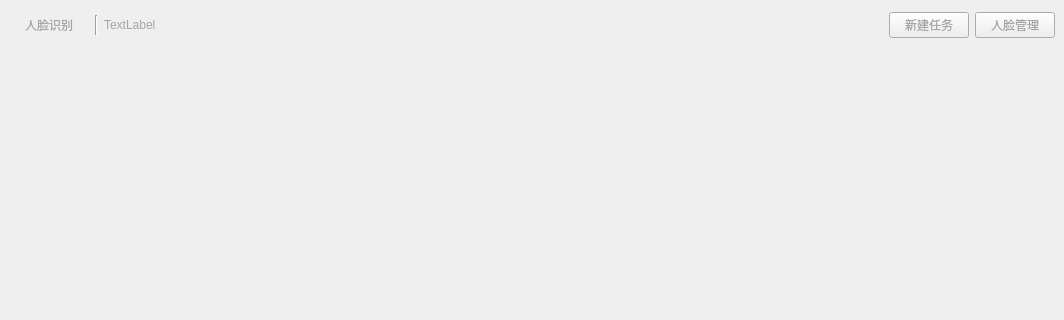
Meydan-ZHOU/smileSystem, file app/ui/FaceUI.ui: the form before one commit; both pictures show x 0 to 1064 and y 0 to 320 of the 1064 by 729 pixel window.
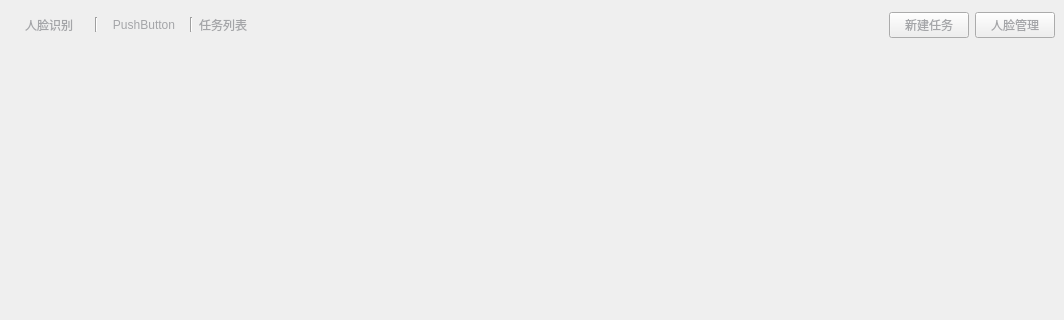
The form after the commit.

Commit message: widget layout change to QStackedWidget layout

The edit to the form file:
```diff
--- a/app/ui/FaceUI.ui
+++ b/app/ui/FaceUI.ui
@@ -16,7 +16,7 @@
   <property name="styleSheet">
    <string notr="true">color:#a4a5a8;</string>
   </property>
-  <layout class="QGridLayout" name="gridLayout_2">
+  <layout class="QVBoxLayout" name="verticalLayout">
    <property name="leftMargin">
     <number>0</number>
    </property>
@@ -29,12 +29,7 @@
    <property name="bottomMargin">
     <number>0</number>
    </property>
-   <property name="spacing">
-    <number>0</number>
-   </property>
-   <item row="0" column="0">
-    <layout class="QGridLayout" name="gridLayout">
-     <item row="0" column="0">
+   <item>
       <widget class="QWidget" name="widget_top" native="true">
        <property name="maximumSize">
         <size>
@@ -61,7 +56,7 @@
           <property name="maximumSize">
            <size>
             <width>16777215</width>
-            <height>20</height>
+          <height>15</height>
            </size>
           </property>
           <property name="orientation">
@@ -70,20 +65,46 @@
          </widget>
         </item>
         <item>
-         <widget class="QLabel" name="label">
+       <widget class="QPushButton" name="pushButton_second_back">
+        <property name="cursor">
+         <cursorShape>PointingHandCursor</cursorShape>
+        </property>
           <property name="text">
-           <string>TextLabel</string>
-          </property>
+         <string>PushButton</string>
+        </property>
+        <property name="flat">
+         <bool>true</bool>
+        </property>
          </widget>
         </item>
         <item>
-         <spacer name="horizontalSpacer">
+       <widget class="Line" name="line_2">
+        <property name="maximumSize">
+         <size>
+          <width>16777215</width>
+          <height>15</height>
+         </size>
+        </property>
+        <property name="orientation">
+         <enum>Qt::Vertical</enum>
+        </property>
+       </widget>
+      </item>
+      <item>
+       <widget class="QLabel" name="label_2">
+        <property name="text">
+         <string>任务列表</string>
+        </property>
+       </widget>
+      </item>
+      <item>
+       <spacer name="horizontalSpacer_2">
           <property name="orientation">
            <enum>Qt::Horizontal</enum>
           </property>
           <property name="sizeHint" stdset="0">
            <size>
-            <width>729</width>
+          <width>728</width>
             <height>20</height>
            </size>
           </property>
@@ -118,24 +139,9 @@
        </layout>
       </widget>
      </item>
-     <item row="1" column="0">
+   <item>
       <widget class="QWidget" name="widget_bottom" native="true">
-       <layout class="QGridLayout" name="gridLayout_4">
-        <property name="leftMargin">
-         <number>0</number>
-        </property>
-        <property name="topMargin">
-         <number>0</number>
-        </property>
-        <property name="rightMargin">
-         <number>0</number>
-        </property>
-        <property name="bottomMargin">
-         <number>0</number>
-        </property>
-        <property name="horizontalSpacing">
-         <number>0</number>
-        </property>
+     <layout class="QGridLayout" name="gridLayout">
         <item row="0" column="0">
          <layout class="QGridLayout" name="gridLayout_main"/>
         </item>
@@ -143,8 +149,6 @@
       </widget>
      </item>
     </layout>
-   </item>
-  </layout>
  </widget>
  <resources/>
  <connections>
```
Left out of the diff: 69 changed lines with no effect on the pictures. Lines whose indentation alone changed are shown as unchanged. The commit also changes 344 other files.
